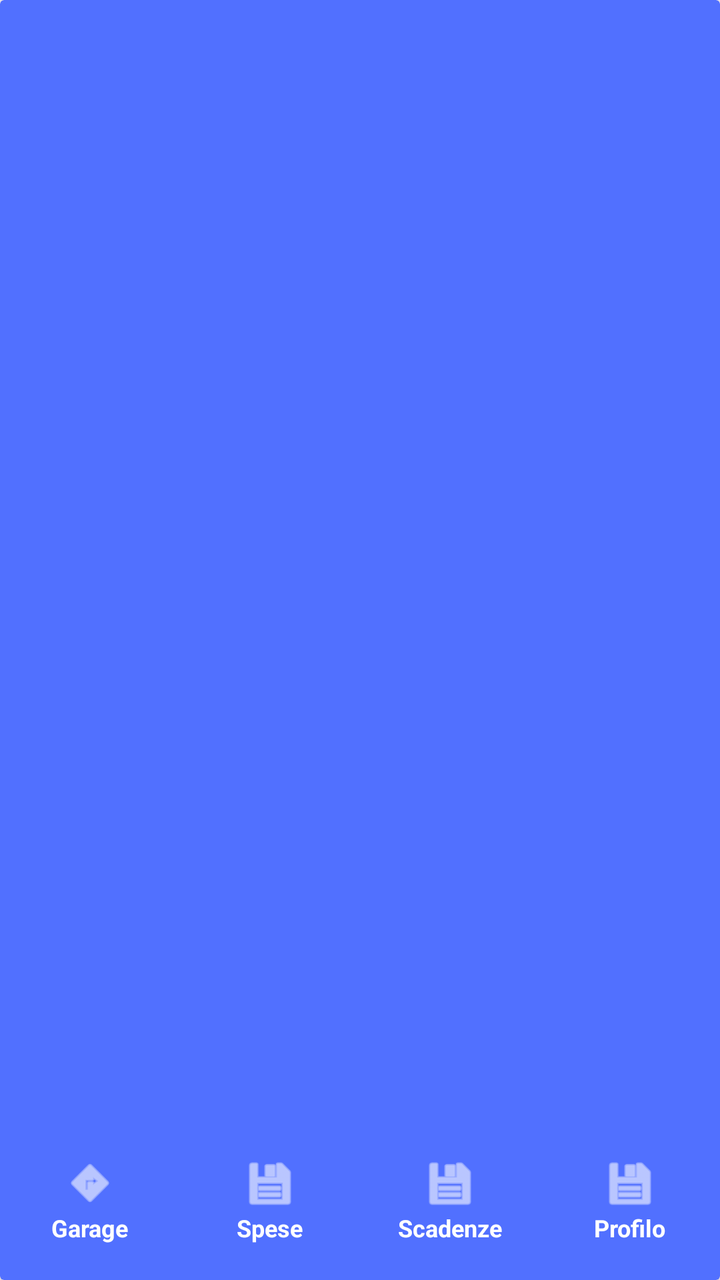
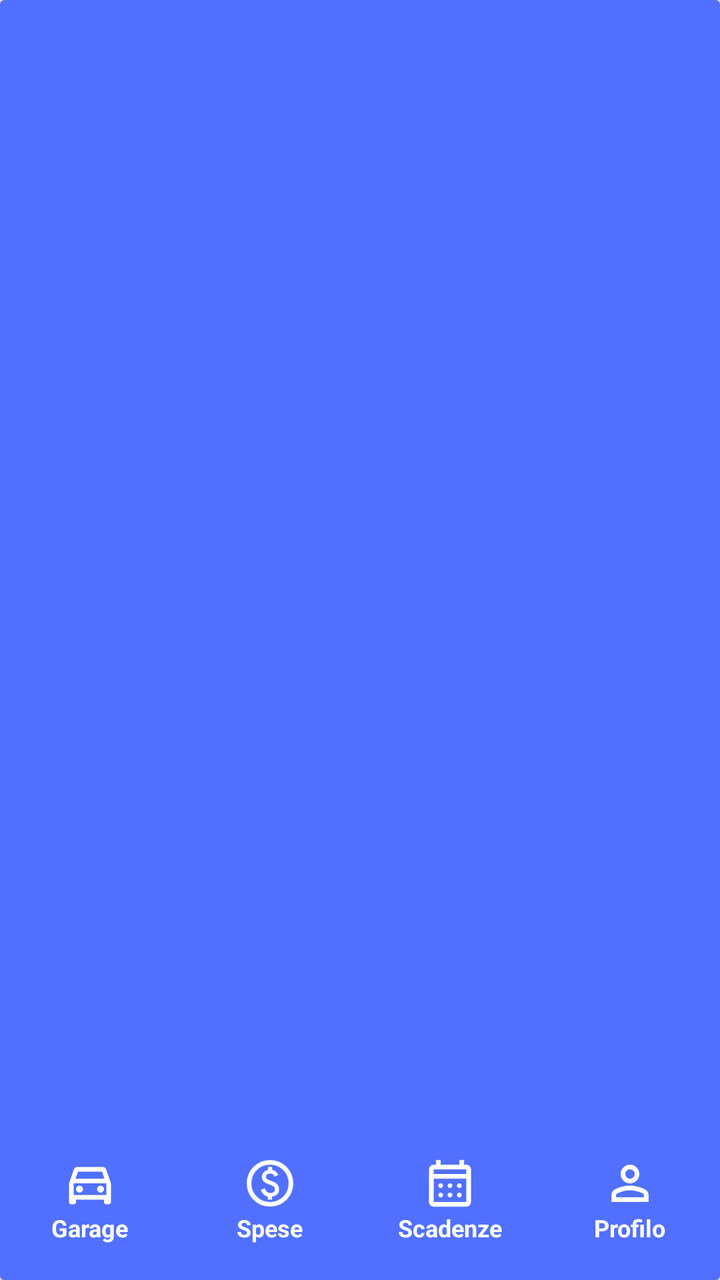

Compare the two renders of this Android layout. The source of the first and the diff that turns it into the second are given below.
<!-- AndroidManifest.xml: application theme Theme.MyCarManager -->
<!-- res/layout/item_nav_bar.xml -->
<?xml version="1.0" encoding="utf-8"?>
<androidx.cardview.widget.CardView
    xmlns:android="http://schemas.android.com/apk/res/android"
    xmlns:app="http://schemas.android.com/apk/res-auto"
    xmlns:tools="http://schemas.android.com/tools"
    android:layout_width="match_parent"
    android:layout_height="120dp"
    android:layout_marginTop="-40dp"
    app:cardBackgroundColor="@color/Blu_intenso"
    app:cardElevation="8dp">

    
    <LinearLayout
        android:layout_width="match_parent"
        android:layout_height="80dp"
        android:layout_gravity="bottom"
        android:orientation="horizontal"
        android:baselineAligned="false">

        
        <LinearLayout
            android:layout_width="0dp"
            android:layout_height="match_parent"
            android:layout_weight="1"
            android:gravity="center"
            android:orientation="vertical"
            android:clickable="true"
            android:focusable="true"
            >

            <ImageView
                android:layout_width="34dp"
                android:layout_height="28dp"
                android:src="@android:drawable/ic_menu_directions"
                app:tint="@color/Bianco" />
            <TextView
                android:layout_width="wrap_content"
                android:layout_height="wrap_content"
                android:text="Garage"
                android:textColor="@color/Bianco"
                android:textSize="12sp"
                android:textStyle="bold" />
        </LinearLayout>

        
        <LinearLayout
            android:layout_width="0dp"
            android:layout_height="match_parent"
            android:layout_weight="1"
            android:gravity="center"
            android:orientation="vertical"
            android:clickable="true"
            android:focusable="true"
            >
            <ImageView
                android:layout_width="28dp"
                android:layout_height="28dp"
                android:src="@android:drawable/ic_menu_save"
                app:tint="@color/Bianco" />
            <TextView
                android:layout_width="wrap_content"
                android:layout_height="wrap_content"
                android:text="Spese"
                android:textColor="@color/Bianco"
                android:textSize="12sp"
                android:textStyle="bold" />
        </LinearLayout>

        <LinearLayout
            android:layout_width="0dp"
            android:layout_height="match_parent"
            android:layout_weight="1"
            android:gravity="center"
            android:orientation="vertical"
            android:clickable="true"
            android:focusable="true"
            >
            <ImageView
                android:layout_width="28dp"
                android:layout_height="28dp"
                android:src="@android:drawable/ic_menu_save"
                app:tint="@color/Bianco" />
            <TextView
                android:layout_width="wrap_content"
                android:layout_height="wrap_content"
                android:text="Scadenze"
                android:textColor="@color/Bianco"
                android:textSize="12sp"
                android:textStyle="bold" />
        </LinearLayout>
        <LinearLayout
            android:layout_width="0dp"
            android:layout_height="match_parent"
            android:layout_weight="1"
            android:gravity="center"
            android:orientation="vertical"
            android:clickable="true"
            android:focusable="true"
            >
            <ImageView
                android:layout_width="28dp"
                android:layout_height="28dp"
                android:src="@android:drawable/ic_menu_save"
                app:tint="@color/Bianco" />
            <TextView
                android:layout_width="wrap_content"
                android:layout_height="wrap_content"
                android:text="Profilo"
                android:textColor="@color/Bianco"
                android:textSize="12sp"
                android:textStyle="bold" />
        </LinearLayout>

    </LinearLayout>
</androidx.cardview.widget.CardView>
<!-- resources referenced by this layout -->
<resources>
  <!-- unchanged entries left out for length: 8 -->
</resources>

<!-- the commit's change to res/layout/item_nav_bar.xml (unified diff, before → after) -->
@@ -31,7 +31,7 @@
             <ImageView
                 android:layout_width="34dp"
                 android:layout_height="28dp"
-                android:src="@android:drawable/ic_menu_directions"
+                android:src="@drawable/ic_auto"
                 app:tint="@color/Bianco" />
             <TextView
                 android:layout_width="wrap_content"
@@ -55,7 +55,7 @@
             <ImageView
                 android:layout_width="28dp"
                 android:layout_height="28dp"
-                android:src="@android:drawable/ic_menu_save"
+                android:src="@drawable/ic_spese"
                 app:tint="@color/Bianco" />
             <TextView
                 android:layout_width="wrap_content"
@@ -78,7 +78,7 @@
             <ImageView
                 android:layout_width="28dp"
                 android:layout_height="28dp"
-                android:src="@android:drawable/ic_menu_save"
+                android:src="@drawable/ic_scadenze"
                 app:tint="@color/Bianco" />
             <TextView
                 android:layout_width="wrap_content"
@@ -100,7 +100,7 @@
             <ImageView
                 android:layout_width="28dp"
                 android:layout_height="28dp"
-                android:src="@android:drawable/ic_menu_save"
+                android:src="@drawable/ic_profilo"
                 app:tint="@color/Bianco" />
             <TextView
                 android:layout_width="wrap_content"
<!-- resource entries referenced after the edit -->
@@ -1,5 +1,49 @@
 <!-- resources referenced by this layout -->
 <resources>
+  <!-- drawable ic_auto (drawable) -->
+  <vector xmlns:android="http://schemas.android.com/apk/res/android"
+      android:width="24dp"
+      android:height="24dp"
+      android:viewportWidth="960"
+      android:viewportHeight="960"
+      android:tint="?attr/colorControlNormal">
+    <path
+        android:fillColor="@android:color/white"
+        android:pathData="M240,760L240,800Q240,817 228.5,828.5Q217,840 200,840L160,840Q143,840 131.5,828.5Q120,817 120,800L120,480L204,240Q210,222 225.5,211Q241,200 260,200L700,200Q719,200 734.5,211Q750,222 756,240L840,480L840,800Q840,817 828.5,828.5Q817,840 800,840L760,840Q743,840 731.5,828.5Q720,817 720,800L720,760L240,760ZM232,400L728,400L686,280L274,280L232,400ZM200,480L200,480L200,680L200,680L200,480ZM300,640Q325,640 342.5,622.5Q360,605 360,580Q360,555 342.5,537.5Q325,520 300,520Q275,520 257.5,537.5Q240,555 240,580Q240,605 257.5,622.5Q275,640 300,640ZM660,640Q685,640 702.5,622.5Q720,605 720,580Q720,555 702.5,537.5Q685,520 660,520Q635,520 617.5,537.5Q600,555 600,580Q600,605 617.5,622.5Q635,640 660,640ZM200,680L760,680L760,480L200,480L200,680Z"/>
+  </vector>
+  <!-- drawable ic_profilo (drawable) -->
+  <vector xmlns:android="http://schemas.android.com/apk/res/android"
+      android:width="24dp"
+      android:height="24dp"
+      android:viewportWidth="960"
+      android:viewportHeight="960"
+      android:tint="?attr/colorControlNormal">
+    <path
+        android:fillColor="@android:color/white"
+        android:pathData="M367,433Q320,386 320,320Q320,254 367,207Q414,160 480,160Q546,160 593,207Q640,254 640,320Q640,386 593,433Q546,480 480,480Q414,480 367,433ZM160,800L160,688Q160,654 177.5,625.5Q195,597 224,582Q286,551 350,535.5Q414,520 480,520Q546,520 610,535.5Q674,551 736,582Q765,597 782.5,625.5Q800,654 800,688L800,800L160,800ZM240,720L720,720L720,688Q720,677 714.5,668Q709,659 700,654Q646,627 591,613.5Q536,600 480,600Q424,600 369,613.5Q314,627 260,654Q251,659 245.5,668Q240,677 240,688L240,720ZM536.5,376.5Q560,353 560,320Q560,287 536.5,263.5Q513,240 480,240Q447,240 423.5,263.5Q400,287 400,320Q400,353 423.5,376.5Q447,400 480,400Q513,400 536.5,376.5ZM480,320Q480,320 480,320Q480,320 480,320Q480,320 480,320Q480,320 480,320Q480,320 480,320Q480,320 480,320Q480,320 480,320Q480,320 480,320ZM480,720L480,720Q480,720 480,720Q480,720 480,720Q480,720 480,720Q480,720 480,720Q480,720 480,720Q480,720 480,720Q480,720 480,720Q480,720 480,720L480,720Z"/>
+  </vector>
+  <!-- drawable ic_scadenze (drawable) -->
+  <vector xmlns:android="http://schemas.android.com/apk/res/android"
+      android:width="24dp"
+      android:height="24dp"
+      android:viewportWidth="960"
+      android:viewportHeight="960"
+      android:tint="?attr/colorControlNormal">
+    <path
+        android:fillColor="@android:color/white"
+        android:pathData="M200,880Q167,880 143.5,856.5Q120,833 120,800L120,240Q120,207 143.5,183.5Q167,160 200,160L240,160L240,80L320,80L320,160L640,160L640,80L720,80L720,160L760,160Q793,160 816.5,183.5Q840,207 840,240L840,800Q840,833 816.5,856.5Q793,880 760,880L200,880ZM200,800L760,800Q760,800 760,800Q760,800 760,800L760,400L200,400L200,800Q200,800 200,800Q200,800 200,800ZM200,320L760,320L760,240Q760,240 760,240Q760,240 760,240L200,240Q200,240 200,240Q200,240 200,240L200,320ZM200,320L200,240Q200,240 200,240Q200,240 200,240L200,240Q200,240 200,240Q200,240 200,240L200,320ZM480,560Q463,560 451.5,548.5Q440,537 440,520Q440,503 451.5,491.5Q463,480 480,480Q497,480 508.5,491.5Q520,503 520,520Q520,537 508.5,548.5Q497,560 480,560ZM291.5,548.5Q280,537 280,520Q280,503 291.5,491.5Q303,480 320,480Q337,480 348.5,491.5Q360,503 360,520Q360,537 348.5,548.5Q337,560 320,560Q303,560 291.5,548.5ZM640,560Q623,560 611.5,548.5Q600,537 600,520Q600,503 611.5,491.5Q623,480 640,480Q657,480 668.5,491.5Q680,503 680,520Q680,537 668.5,548.5Q657,560 640,560ZM480,720Q463,720 451.5,708.5Q440,697 440,680Q440,663 451.5,651.5Q463,640 480,640Q497,640 508.5,651.5Q520,663 520,680Q520,697 508.5,708.5Q497,720 480,720ZM291.5,708.5Q280,697 280,680Q280,663 291.5,651.5Q303,640 320,640Q337,640 348.5,651.5Q360,663 360,680Q360,697 348.5,708.5Q337,720 320,720Q303,720 291.5,708.5ZM640,720Q623,720 611.5,708.5Q600,697 600,680Q600,663 611.5,651.5Q623,640 640,640Q657,640 668.5,651.5Q680,663 680,680Q680,697 668.5,708.5Q657,720 640,720Z"/>
+  </vector>
+  <!-- drawable ic_spese (drawable) -->
+  <vector xmlns:android="http://schemas.android.com/apk/res/android"
+      android:width="24dp"
+      android:height="24dp"
+      android:viewportWidth="960"
+      android:viewportHeight="960"
+      android:tint="?attr/colorControlNormal">
+    <path
+        android:fillColor="@android:color/white"
+        android:pathData="M444,760L514,760L514,710Q564,701 600,671Q636,641 636,582Q636,540 612,505Q588,470 516,444Q456,424 433,409Q410,394 410,368Q410,342 428.5,327Q447,312 482,312Q514,312 532,327.5Q550,343 558,366L622,340Q611,305 581.5,279Q552,253 516,250L516,200L446,200L446,250Q396,261 368,294Q340,327 340,368Q340,415 367.5,444Q395,473 454,494Q517,517 541.5,535Q566,553 566,582Q566,615 542.5,630.5Q519,646 486,646Q453,646 427.5,625.5Q402,605 390,564L324,590Q338,638 367.5,667.5Q397,697 444,708L444,760ZM480,880Q397,880 324,848.5Q251,817 197,763Q143,709 111.5,636Q80,563 80,480Q80,397 111.5,324Q143,251 197,197Q251,143 324,111.5Q397,80 480,80Q563,80 636,111.5Q709,143 763,197Q817,251 848.5,324Q880,397 880,480Q880,563 848.5,636Q817,709 763,763Q709,817 636,848.5Q563,880 480,880ZM480,800Q614,800 707,707Q800,614 800,480Q800,346 707,253Q614,160 480,160Q346,160 253,253Q160,346 160,480Q160,614 253,707Q346,800 480,800ZM480,480Q480,480 480,480Q480,480 480,480Q480,480 480,480Q480,480 480,480Q480,480 480,480Q480,480 480,480Q480,480 480,480Q480,480 480,480Z"/>
+  </vector>
   <!-- unchanged entries left out for length: 8 -->
 </resources>
 
